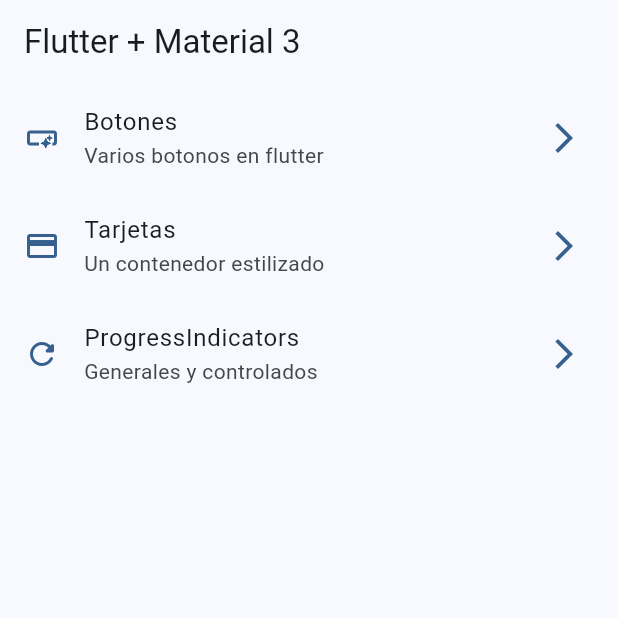
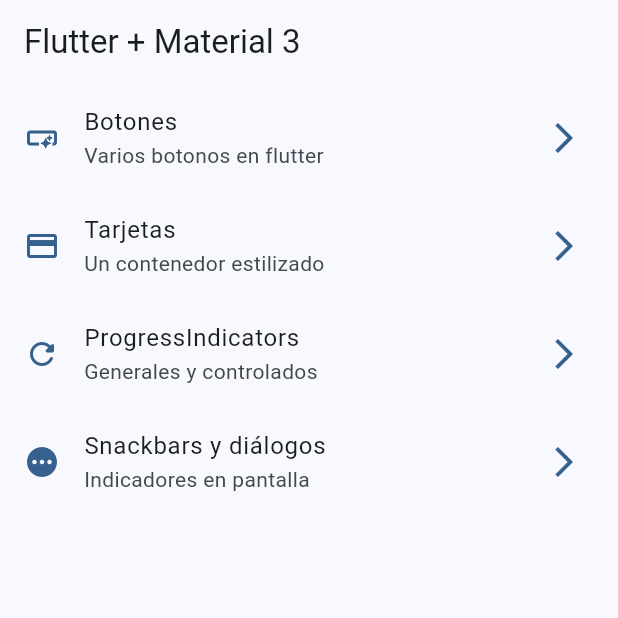
Before and after one commit to KevinBSC97/widgets-app, a Flutter app: the screen it shows after launch, on a phone screen of 412 x 824 dp, the top half of it. Run offline on Flutter 3.47's test engine with Material 2 defaults, Android fonts, the phone set to English and light mode, and no system bars; our stand-ins replace go_router.

Commit message:
snackbars y dialogs finalizado

```diff
--- a/lib/config/menu/menu_items.dart
+++ b/lib/config/menu/menu_items.dart
@@ -33,4 +33,10 @@ const appMenuItems = <MenuItem>[
     link: '/progress',
     icon: Icons.refresh_rounded
   ),
+  MenuItem(
+    title: 'Snackbars y diálogos',
+    subtitle: 'Indicadores en pantalla',
+    link: '/snackbars',
+    icon: Icons.pending_rounded
+  ),
 ];
--- a/lib/config/routes/app_router.dart
+++ b/lib/config/routes/app_router.dart
@@ -25,5 +25,10 @@ final appRouter = GoRouter(
       name: ProgressScreen.name,
       builder: (context, state) => const ProgressScreen(),
     ),
+    GoRoute(
+      path: '/snackbars',
+      name: SnackbarScreen.name,
+      builder: (context, state) => const SnackbarScreen(),
+    ),
   ],
 );
--- a/lib/main.dart
+++ b/lib/main.dart
@@ -12,6 +12,7 @@ class MainApp extends StatelessWidget {
   @override
   Widget build(BuildContext context) {
     return MaterialApp.router(
+      title: 'Flutter Widgets',
       routerConfig: appRouter,
       debugShowCheckedModeBanner: false,
       theme: AppTheme(selectedColor: 0).getTheme(),
--- a/lib/presentation/screens/cards/cards_screen.dart
+++ b/lib/presentation/screens/cards/cards_screen.dart
@@ -172,7 +172,7 @@ class _CardType4 extends StatelessWidget {
 
   @override
   Widget build(BuildContext context) {
-    final colors = Theme.of(context).colorScheme;
+    //final colors = Theme.of(context).colorScheme;
 
     return Card(
       clipBehavior: Clip.hardEdge,
```
Also changed, not shown: lib/presentation/screens/snackbar/snackbar_screen.dart (+60 -1 lines).
